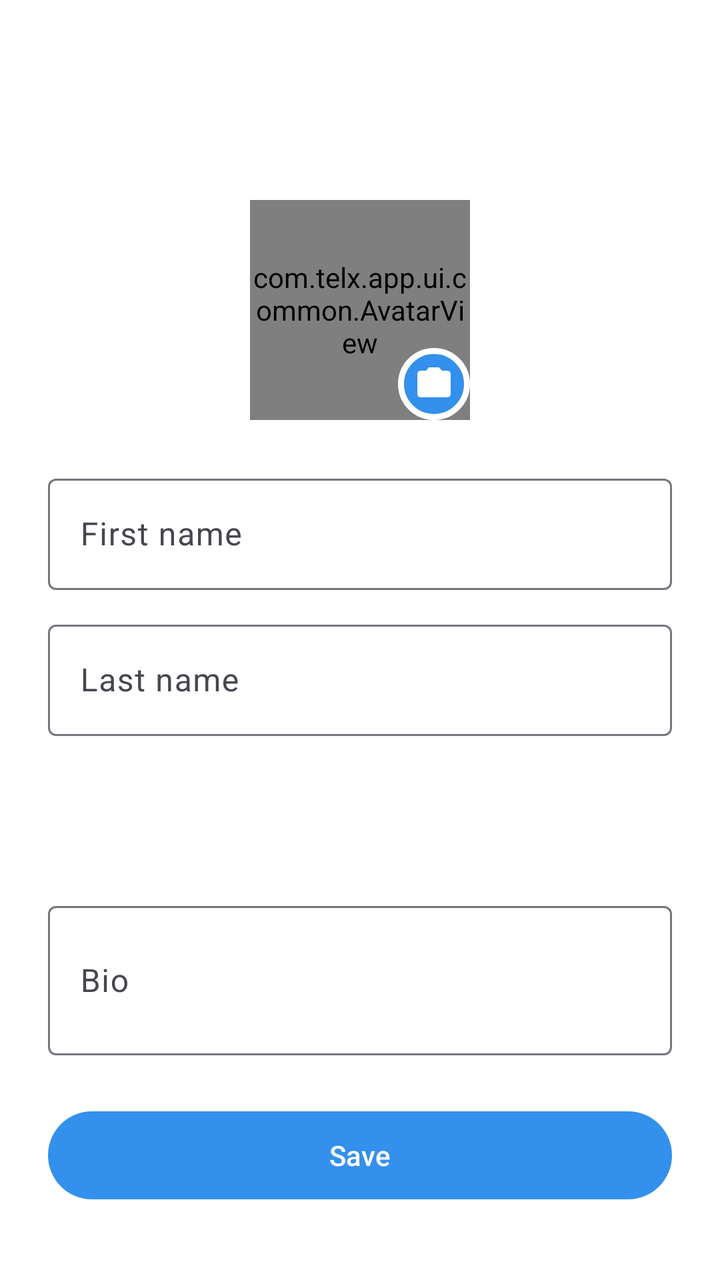
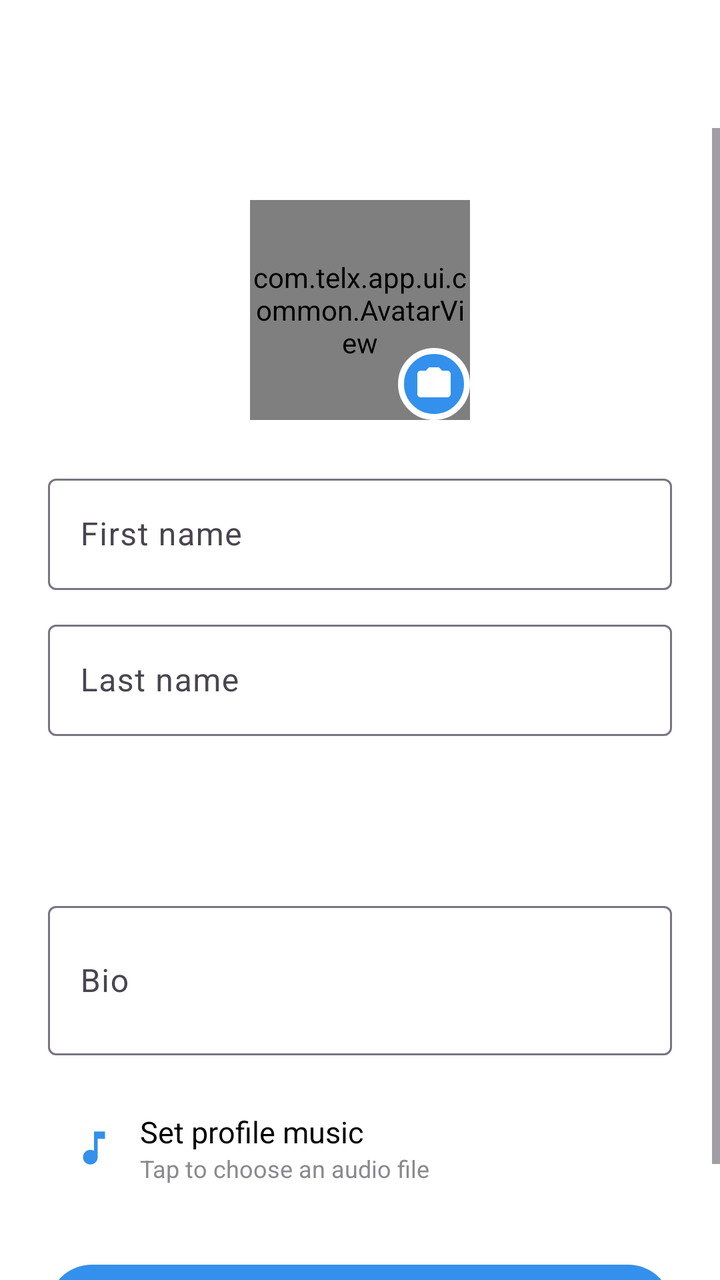

Two renders of the same Android screen: before a commit and after it. Below are the layout's source before the change and the commit's diff.
<!-- AndroidManifest.xml: activity theme Theme.TelX.NoActionBar -->
<!-- res/layout/activity_edit_profile.xml -->
<?xml version="1.0" encoding="utf-8"?>
<LinearLayout xmlns:android="http://schemas.android.com/apk/res/android" xmlns:app="http://schemas.android.com/apk/res-auto" xmlns:tools="http://schemas.android.com/tools"
    android:layout_width="match_parent" android:layout_height="match_parent"
    android:orientation="vertical" android:background="@color/window_bg">
    <androidx.appcompat.widget.Toolbar android:id="@+id/edit_toolbar"
        android:layout_width="match_parent" android:layout_height="?attr/actionBarSize"
        android:background="@color/toolbar_bg" />
    <ScrollView android:layout_width="match_parent" android:layout_height="match_parent">
        <LinearLayout android:layout_width="match_parent" android:layout_height="wrap_content"
            android:orientation="vertical" android:gravity="center_horizontal" android:padding="24dp">
            <FrameLayout android:layout_width="110dp" android:layout_height="110dp" android:layout_marginTop="12dp">
                <com.telx.app.ui.common.AvatarView android:id="@+id/edit_avatar" android:layout_width="110dp" android:layout_height="110dp" />
                <ImageView android:id="@+id/edit_camera" android:layout_width="36dp" android:layout_height="36dp"
                    android:layout_gravity="bottom|end" android:src="@drawable/ic_camera"
                    app:tint="#FFFFFF" android:background="@drawable/bg_camera_badge" android:padding="8dp" />
            </FrameLayout>
            <com.google.android.material.textfield.TextInputLayout
                style="@style/Widget.Material3.TextInputLayout.OutlinedBox"
                android:layout_width="match_parent" android:layout_height="wrap_content"
                android:layout_marginTop="24dp" android:hint="First name">
                <com.google.android.material.textfield.TextInputEditText android:id="@+id/edit_first"
                    android:layout_width="match_parent" android:layout_height="wrap_content"
                    android:inputType="textPersonName" android:maxLines="1"  android:textColor="@color/text_primary" android:textColorHint="@color/text_secondary" />
            </com.google.android.material.textfield.TextInputLayout>
            <com.google.android.material.textfield.TextInputLayout
                style="@style/Widget.Material3.TextInputLayout.OutlinedBox"
                android:layout_width="match_parent" android:layout_height="wrap_content"
                android:layout_marginTop="12dp" android:hint="Last name">
                <com.google.android.material.textfield.TextInputEditText android:id="@+id/edit_last"
                    android:layout_width="match_parent" android:layout_height="wrap_content"
                    android:inputType="textPersonName" android:maxLines="1"  android:textColor="@color/text_primary" android:textColorHint="@color/text_secondary" />
            </com.google.android.material.textfield.TextInputLayout>
            <com.google.android.material.textfield.TextInputLayout android:id="@+id/edit_til_username"
                style="@style/Widget.Material3.TextInputLayout.OutlinedBox"
                android:layout_width="match_parent" android:layout_height="wrap_content"
                android:layout_marginTop="12dp" android:hint="Username">
                <RelativeLayout android:layout_width="match_parent" android:layout_height="wrap_content">
                    <com.google.android.material.textfield.TextInputEditText android:id="@+id/edit_username"
                        android:layout_width="match_parent" android:layout_height="wrap_content"
                        android:inputType="text" android:maxLines="1" android:paddingEnd="40dp"  android:textColor="@color/text_primary" android:textColorHint="@color/text_secondary" />
                    <ImageView android:id="@+id/edit_username_check" android:layout_width="24dp" android:layout_height="24dp"
                        android:layout_alignParentEnd="true" android:layout_centerVertical="true"
                        android:layout_marginEnd="12dp" android:visibility="gone" />
                </RelativeLayout>
            </com.google.android.material.textfield.TextInputLayout>
            <com.google.android.material.textfield.TextInputLayout
                style="@style/Widget.Material3.TextInputLayout.OutlinedBox"
                android:layout_width="match_parent" android:layout_height="wrap_content"
                android:layout_marginTop="12dp" android:hint="Bio">
                <com.google.android.material.textfield.TextInputEditText android:id="@+id/edit_bio"
                    android:layout_width="match_parent" android:layout_height="wrap_content"
                    android:inputType="textMultiLine" android:minLines="2" android:maxLength="200"  android:textColor="@color/text_primary" android:textColorHint="@color/text_secondary" />
            </com.google.android.material.textfield.TextInputLayout>
            <com.google.android.material.button.MaterialButton android:id="@+id/btn_save"
                android:layout_width="match_parent" android:layout_height="52dp" android:layout_marginTop="24dp"
                android:text="Save" app:cornerRadius="26dp" />
        </LinearLayout>
    </ScrollView>
</LinearLayout>
<!-- resources referenced by this layout -->
<resources>
  <color name="text_primary">#000000</color>
  <color name="text_secondary">#8A8A8E</color>
  <color name="toolbar_bg">#FFFFFF</color>
  <color name="window_bg">#FFFFFF</color>
  <!-- drawable bg_camera_badge (drawable) -->
  <?xml version="1.0" encoding="utf-8"?>
  <shape xmlns:android="http://schemas.android.com/apk/res/android" android:shape="oval">
      <solid android:color="#3390EC" />
      <stroke android:width="3dp" android:color="#FFFFFF" />
  </shape>
  <!-- drawable ic_camera (drawable) -->
  <?xml version="1.0" encoding="utf-8"?>
  <vector xmlns:android="http://schemas.android.com/apk/res/android"
      android:width="24dp" android:height="24dp"
      android:viewportWidth="24" android:viewportHeight="24">
      <path android:fillColor="#FF6B6B70" android:pathData="M12 15.2c1.8 0 3.2-1.4 3.2-3.2S13.8 8.8 12 8.8 8.8 10.2 8.8 12s1.4 3.2 3.2 3.2zM9 2L7.17 4H4c-1.1 0-2 .9-2 2v12c0 1.1.9 2 2 2h16c1.1 0 2-.9 2-2V6c0-1.1-.9-2-2-2h-3.17L15 2H9z"/>
  </vector>
  <style name="Theme.TelX.NoActionBar">
          <item name="windowActionBar">false</item>
          <item name="windowNoTitle">true</item>
      </style>
</resources>

<!-- the commit's change to res/layout/activity_edit_profile.xml (unified diff, before → after) -->
@@ -51,6 +51,25 @@
                     android:layout_width="match_parent" android:layout_height="wrap_content"
                     android:inputType="textMultiLine" android:minLines="2" android:maxLength="200"  android:textColor="@color/text_primary" android:textColorHint="@color/text_secondary" />
             </com.google.android.material.textfield.TextInputLayout>
+            
+            <LinearLayout android:id="@+id/edit_music_row" android:layout_width="match_parent" android:layout_height="wrap_content"
+                android:layout_marginTop="16dp" android:orientation="horizontal" android:gravity="center_vertical"
+                android:padding="12dp" android:background="@drawable/bg_input">
+                <ImageView android:layout_width="22dp" android:layout_height="22dp" android:src="@drawable/ic_music"
+                    app:tint="@color/tg_blue" />
+                <LinearLayout android:layout_width="0dp" android:layout_height="wrap_content" android:layout_weight="1"
+                    android:orientation="vertical" android:layout_marginStart="12dp">
+                    <TextView android:id="@+id/edit_music_title" android:layout_width="match_parent" android:layout_height="wrap_content"
+                        android:text="Set profile music" android:textSize="15sp" android:textColor="@color/text_primary"
+                        android:maxLines="1" android:ellipsize="end" />
+                    <TextView android:layout_width="match_parent" android:layout_height="wrap_content"
+                        android:text="Tap to choose an audio file" android:textSize="12sp" android:textColor="@color/text_secondary" />
+                </LinearLayout>
+                <ImageView android:id="@+id/edit_music_clear" android:layout_width="22dp" android:layout_height="22dp"
+                    android:src="@drawable/ic_close" app:tint="@color/text_secondary" android:padding="2dp"
+                    android:background="?android:attr/selectableItemBackground" android:visibility="gone"
+                    android:contentDescription="remove profile music" />
+            </LinearLayout>
             <com.google.android.material.button.MaterialButton android:id="@+id/btn_save"
                 android:layout_width="match_parent" android:layout_height="52dp" android:layout_marginTop="24dp"
                 android:text="Save" app:cornerRadius="26dp" />
<!-- resource entries referenced after the edit -->
@@ -2,6 +2,7 @@
 <resources>
   <color name="text_primary">#000000</color>
   <color name="text_secondary">#8A8A8E</color>
+  <color name="tg_blue">#3390EC</color>
   <color name="toolbar_bg">#FFFFFF</color>
   <color name="window_bg">#FFFFFF</color>
   <!-- drawable bg_camera_badge (drawable) -->
@@ -10,6 +11,12 @@
       <solid android:color="#3390EC" />
       <stroke android:width="3dp" android:color="#FFFFFF" />
   </shape>
+  <!-- drawable bg_input (drawable) -->
+  <?xml version="1.0" encoding="utf-8"?>
+  <shape xmlns:android="http://schemas.android.com/apk/res/android" android:shape="rectangle">
+      <solid android:color="@color/input_bg" />
+      <corners android:radius="22dp" />
+  </shape>
   <!-- drawable ic_camera (drawable) -->
   <?xml version="1.0" encoding="utf-8"?>
   <vector xmlns:android="http://schemas.android.com/apk/res/android"
@@ -17,9 +24,22 @@
       android:viewportWidth="24" android:viewportHeight="24">
       <path android:fillColor="#FF6B6B70" android:pathData="M12 15.2c1.8 0 3.2-1.4 3.2-3.2S13.8 8.8 12 8.8 8.8 10.2 8.8 12s1.4 3.2 3.2 3.2zM9 2L7.17 4H4c-1.1 0-2 .9-2 2v12c0 1.1.9 2 2 2h16c1.1 0 2-.9 2-2V6c0-1.1-.9-2-2-2h-3.17L15 2H9z"/>
   </vector>
+  <!-- drawable ic_close (drawable) -->
+  <?xml version="1.0" encoding="utf-8"?>
+  <vector xmlns:android="http://schemas.android.com/apk/res/android"
+      android:width="24dp" android:height="24dp"
+      android:viewportWidth="24" android:viewportHeight="24">
+      <path android:fillColor="#FF6B6B70" android:pathData="M19 6.41L17.59 5 12 10.59 6.41 5 5 6.41 10.59 12 5 17.59 6.41 19 12 13.41 17.59 19 19 17.59 13.41 12z"/>
+  </vector>
+  <!-- drawable ic_music (drawable) -->
+  <vector xmlns:android="http://schemas.android.com/apk/res/android" android:width="24dp" android:height="24dp"
+      android:viewportWidth="24" android:viewportHeight="24">
+      <path android:fillColor="#FF000000" android:pathData="M12,3v10.55c-0.59,-0.34 -1.27,-0.55 -2,-0.55 -2.21,0 -4,1.79 -4,4s1.79,4 4,4 4,-1.79 4,-4V7h4V3h-8z"/>
+  </vector>
   <style name="Theme.TelX.NoActionBar">
           <item name="windowActionBar">false</item>
           <item name="windowNoTitle">true</item>
       </style>
+  <color name="input_bg">#FFFFFF</color>
 </resources>
 
